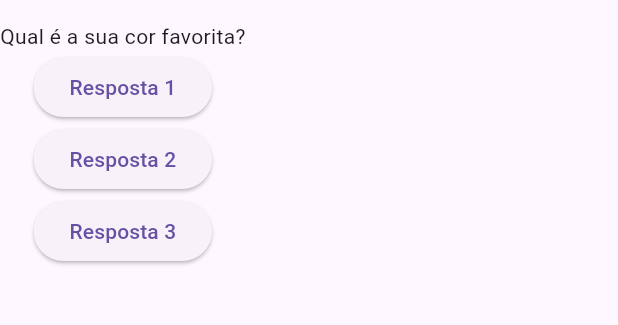
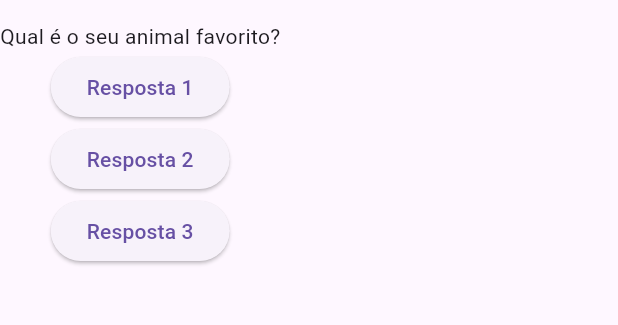
Before and after one commit to Lucaasshq/Perguntas--flutter, a Flutter app: the screen it shows after launch, after a tap on "Resposta 2", on a phone screen of 412 x 824 dp, the part 63-388 px from its top. Run offline on Flutter 3.47's test engine with Material 3 defaults, Android fonts, the phone set to English and light mode, and no system bars.

Commit message:
Update main.dart

```diff
--- a/myproject/lib/main.dart
+++ b/myproject/lib/main.dart
@@ -1,30 +1,31 @@
-
-
 import 'package:flutter/material.dart';
 
 main() {
-  runApp(const PerguntaApp());
+  runApp(PerguntaApp());
 }
 
 class PerguntaApp extends StatelessWidget {
-  const PerguntaApp({super.key});
+  PerguntaApp({super.key});
+
+  var perguntaSelecionada = 1;
 
   void responder() {
-       debugPrint('Pergunta respondida');
+    perguntaSelecionada++;
   }
 
   @override
   Widget build(BuildContext context) {
     final List<String> perguntas = [
       'Qual é a sua cor favorita?',
-      'Qual é o seu animal favorito?'
+      'Qual é o seu animal favorito?',
+      'teste'
     ];
     return MaterialApp(
       home: Scaffold(
         appBar: AppBar(title: const Text("Perguntas")),
         body: Column(
           children: <Widget>[
-            Text(perguntas[0]),
+            Text(perguntas[perguntaSelecionada]),
             ElevatedButton(
               onPressed: () => debugPrint('Resposta 1 foi selecionada'),
               child: const Text('Resposta 1'),
```
